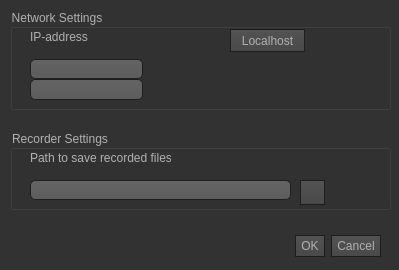
Before: the Qt Designer form src/RenderManagement/SettingsWindow.ui in Mirevi/MotionHub, drawn with Qt 5.
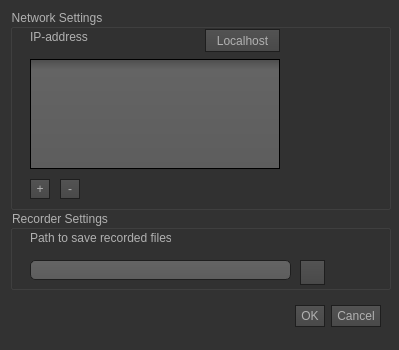
After: the same form once the commit is applied. Icons and pictures are not drawn.

Commit message: implemented UI list and Vector reader in ConfigManager

Diff of the .ui file:
```diff
--- a/src/RenderManagement/SettingsWindow.ui
+++ b/src/RenderManagement/SettingsWindow.ui
@@ -7,7 +7,7 @@
     <x>0</x>
     <y>0</y>
     <width>399</width>
-    <height>270</height>
+    <height>350</height>
    </rect>
   </property>
   <property name="windowTitle">
@@ -486,7 +486,7 @@
    <property name="geometry">
     <rect>
      <x>40</x>
-     <y>230</y>
+     <y>300</y>
      <width>341</width>
      <height>32</height>
     </rect>
@@ -504,7 +504,7 @@
      <x>10</x>
      <y>9</y>
      <width>381</width>
-     <height>101</height>
+     <height>201</height>
     </rect>
    </property>
    <property name="title">
@@ -513,7 +513,7 @@
    <widget class="QPushButton" name="pushButton_localhost">
     <property name="geometry">
      <rect>
-      <x>220</x>
+      <x>195</x>
       <y>20</y>
       <width>75</width>
       <height>23</height>
@@ -536,24 +536,40 @@
      <string>IP-address</string>
     </property>
    </widget>
-   <widget class="QLineEdit" name="lineEdit_ipAdress">
+   <widget class="QListWidget" name="listWidget">
     <property name="geometry">
      <rect>
       <x>20</x>
       <y>50</y>
-      <width>113</width>
-      <height>20</height>
+      <width>250</width>
+      <height>110</height>
      </rect>
     </property>
    </widget>
-   <widget class="QLineEdit" name="lineEdit_ipAdress2">
+   <widget class="QPushButton" name="pushButton_plus">
     <property name="geometry">
      <rect>
       <x>20</x>
-      <y>70</y>
-      <width>113</width>
-      <height>21</height>
+      <y>170</y>
+      <width>20</width>
+      <height>20</height>
      </rect>
+    </property>
+    <property name="text">
+     <string>+</string>
+    </property>
+   </widget>
+   <widget class="QPushButton" name="pushButton_minus">
+    <property name="geometry">
+     <rect>
+      <x>50</x>
+      <y>170</y>
+      <width>20</width>
+      <height>20</height>
+     </rect>
+    </property>
+    <property name="text">
+     <string>-</string>
     </property>
    </widget>
   </widget>
@@ -561,7 +577,7 @@
    <property name="geometry">
     <rect>
      <x>10</x>
-     <y>130</y>
+     <y>210</y>
      <width>381</width>
      <height>80</height>
     </rect>
```
Left out of the diff: 40 changed lines with no effect on the pictures. The commit also changes 4 other files.
